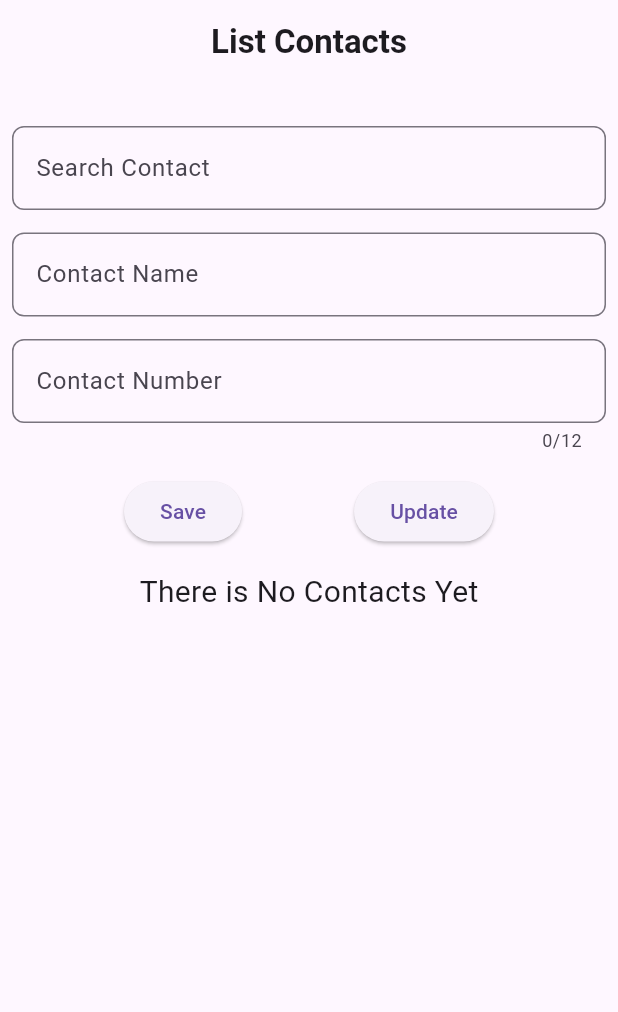
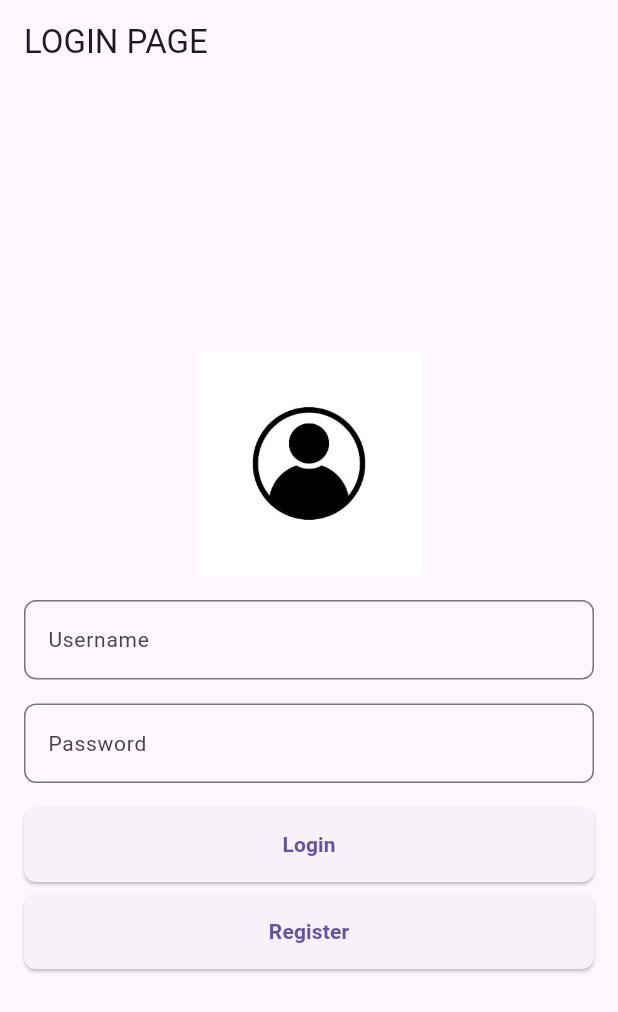
Before and after one commit to AlthafAbiyyu/List-Kontak, a Flutter app: the screen it shows after launch, on a phone screen of 412 x 824 dp. Shown: the top 1012 px of the screen. Run offline on Flutter 3.47's test engine with Material 3 defaults, Android fonts, the light colour scheme and no system bars; our stand-ins replace shared_preferences.

Commit message:
sec commit

```diff
--- a/lib/contact.dart
+++ b/lib/contact.dart
@@ -1,4 +1,3 @@
-
 class Contact {
   String name;
   String number;
--- /dev/null
+++ b/lib/login_page.dart
@@ -0,0 +1,112 @@
+import 'package:flutter/material.dart';
+import 'package:list_contact_app/home_page.dart';
+import 'package:list_contact_app/register_page.dart';
+import 'package:shared_preferences/shared_preferences.dart';
+
+class LoginPage extends StatefulWidget {
+  @override
+  _LoginPageState createState() => _LoginPageState();
+}
+
+class _LoginPageState extends State<LoginPage> {
+  final _usernameController = TextEditingController();
+  final _passwordController = TextEditingController();
+
+  Future<void> _login() async {
+    final prefs = await SharedPreferences.getInstance();
+    final username = _usernameController.text.trim();
+    final password = _passwordController.text.trim();
+    final storedUsername = prefs.getString('username');
+    final storedPassword = prefs.getString('password');
+
+    if (username == storedUsername && password == storedPassword) {
+      prefs.setBool('isLogin', true);
+      Navigator.pushReplacement(
+        context,
+        MaterialPageRoute(builder: (context) => HomePage()),
+      );
+    } else {
+      ScaffoldMessenger.of(context).showSnackBar(
+        SnackBar(content: Text('Username or password is incorrect')),
+      );
+    }
+  }
+
+  @override
+  Widget build(BuildContext context) {
+    return Scaffold(
+      appBar: AppBar(
+        title: Text('LOGIN PAGE'),
+      ),
+      body: Padding(
+        padding: const EdgeInsets.all(16.0),
+        child: Column(
+          mainAxisAlignment: MainAxisAlignment.center,
+          children: [
+            Image.asset('assets/login.jpeg', height: 150),
+            SizedBox(height: 16),
+            TextField(
+              controller: _usernameController,
+              decoration: InputDecoration(
+                labelText: 'Username',
+                border: OutlineInputBorder(
+                  borderRadius: BorderRadius.circular(8),
+                ),
+              ),
+            ),
+            SizedBox(height: 16),
+            TextField(
+              controller: _passwordController,
+              obscureText: true,
+              decoration: InputDecoration(
+                labelText: 'Password',
+                border: OutlineInputBorder(
+                  borderRadius: BorderRadius.circular(8),
+                ),
+              ),
+            ),
+            SizedBox(height: 16),
+            Container(
+              width: double.infinity,
+              child: ElevatedButton(
+                onPressed: _login,
+                style: ElevatedButton.styleFrom(
+                  padding: EdgeInsets.symmetric(vertical: 15),
+                  shape: RoundedRectangleBorder(
+                    borderRadius: BorderRadius.circular(8),
+                  ),
+                ),
+                child: Text(
+                  'Login',
+                  style: TextStyle(fontWeight: FontWeight.bold),
+                ),
+              ),
+            ),
+            SizedBox(height: 8),
+            Container(
+              width: double.infinity,
+              child: ElevatedButton(
+                onPressed: () {
+                  Navigator.push(
+                    context,
+                    MaterialPageRoute(builder: (context) => RegisterPage()),
+                  );
+                },
+                style: ElevatedButton.styleFrom(
+                  padding: EdgeInsets.symmetric(vertical: 15),
+                  shape: RoundedRectangleBorder(
+                    borderRadius: BorderRadius.circular(8),
+                  ),
+                ),
+                child: Text(
+                  'Register',
+                  style: TextStyle(fontWeight: FontWeight.bold),
+                ),
+              ),
+            ),
+          ],
+        ),
+      ),
+    );
+  }
+}
--- a/lib/main.dart
+++ b/lib/main.dart
@@ -1,19 +1,53 @@
 import 'package:flutter/material.dart';
 import 'package:list_contact_app/home_page.dart';
+import 'package:list_contact_app/login_page.dart';
+import 'package:shared_preferences/shared_preferences.dart';
 
 void main() {
-  runApp(const MyApp());
+  runApp(MyApp());
 }
 
 class MyApp extends StatelessWidget {
-  const MyApp({super.key});
-
   @override
   Widget build(BuildContext context) {
     return MaterialApp(
-        title: 'Contact List',
-        debugShowCheckedModeBanner: false,
-        theme: ThemeData(primarySwatch: Colors.cyan),
-        home: const HomePage());
+      title: 'Contact App',
+      theme: ThemeData(
+        primarySwatch: Colors.lightBlue,
+        hintColor: Colors.black,
+        visualDensity: VisualDensity.adaptivePlatformDensity,
+        textTheme: const TextTheme(
+          headline1: TextStyle(fontSize: 24, fontWeight: FontWeight.bold, color: Colors.blue),
+          bodyText1: TextStyle(fontSize: 14, color: Colors.black87),
+        ),
+        inputDecorationTheme: InputDecorationTheme(
+          border: OutlineInputBorder(
+            borderRadius: BorderRadius.circular(8),
+          ),
+        ),
+        buttonTheme: ButtonThemeData(
+          shape: RoundedRectangleBorder(
+            borderRadius: BorderRadius.circular(8),
+          ),
+          buttonColor: Colors.blue,
+          textTheme: ButtonTextTheme.primary,
+        ),
+      ),
+      home: FutureBuilder(
+        future: _checkLoginStatus(),
+        builder: (context, snapshot) {
+          if (snapshot.connectionState == ConnectionState.waiting) {
+            return Center(child: CircularProgressIndicator());
+          } else {
+            return snapshot.data == true ? HomePage() : LoginPage();
+          }
+        },
+      ),
+    );
+  }
+
+  Future<bool> _checkLoginStatus() async {
+    final prefs = await SharedPreferences.getInstance();
+    return prefs.getBool('isLogin') ?? false;
   }
 }
--- a/pubspec.yaml
+++ b/pubspec.yaml
@@ -60,8 +60,8 @@ flutter:
   uses-material-design: true
 
   # To add assets to your application, add an assets section, like this:
-  # assets:
-  #   - images/a_dot_burr.jpeg
+  assets:
+    - assets/
   #   - images/a_dot_ham.jpeg
 
   # An image asset can refer to one or more resolution-specific "variants", see
```
Also changed, not shown: lib/home_page.dart (+54 -31 lines), lib/register_page.dart (added, +87 -0 lines), assets/login.jpeg (added), assets/register.jpeg (added).
